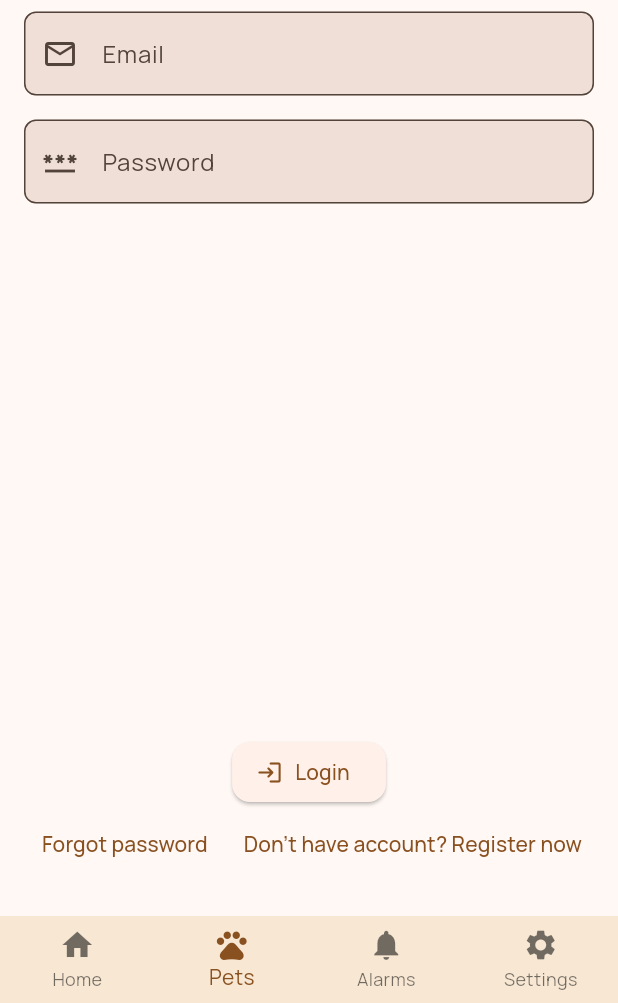
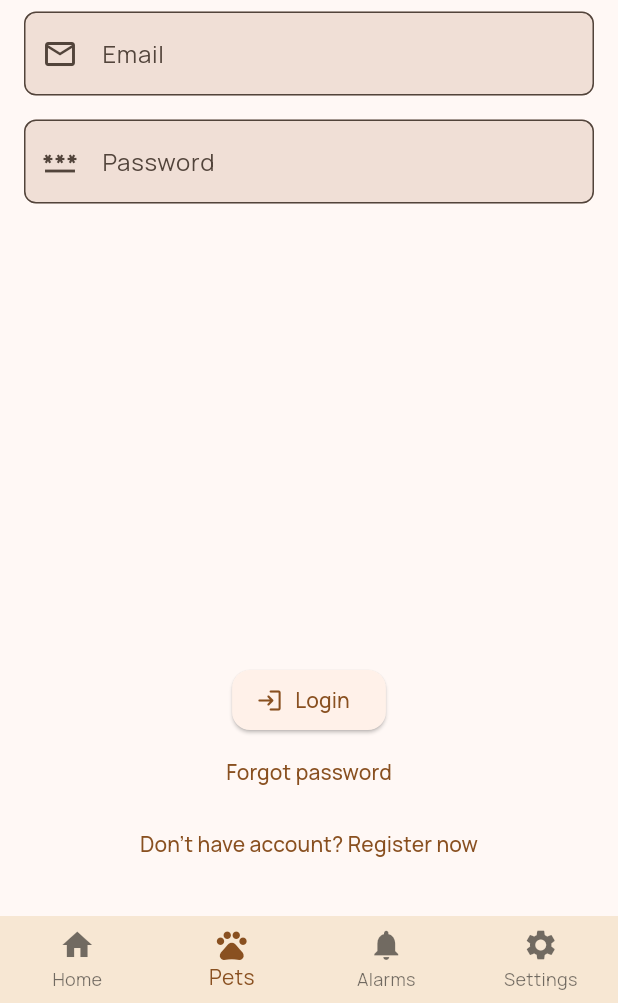
Before and after one commit to caiofers/pet_pals, a Flutter app: the screen it shows after launch, item 2 of the bottom bar chosen, on a phone screen of 412 x 824 dp, the part 233-1236 px from its top. Run offline on Flutter 3.47's test engine with Material 2 defaults, Android fonts, the phone set to English and light mode, and no system bars; our stand-ins replace firebase_auth, firebase_core, firebase_database, firebase_storage, image_picker, shared_preferences; accounts and stored records are empty; generated files the repository leaves out were written again.

Commit message:
feat: change button position on login screen

```diff
--- a/lib/presentation/bloc/theme_bloc.dart
+++ b/lib/presentation/bloc/theme_bloc.dart
@@ -37,9 +37,11 @@ class ThemeBloc extends ChangeNotifier {
   ThemeData get currentDarkTheme {
     switch (_currentTheme) {
       case ThemeOptions.defaultTheme:
-        return _getDefaultDarkTheme();
+        return _getDefaultTheme();
+      //TODO return _getDefaultDarkTheme();
       case ThemeOptions.greenTheme:
-        return _getGreenDarkTheme();
+        return _getGreenTheme();
+      //TODO return _getGreenDarkTheme();
     }
   }
 
@@ -54,9 +56,9 @@ class ThemeBloc extends ChangeNotifier {
       ),
       colorScheme: ColorScheme.fromSeed(
         seedColor: const Color.fromRGBO(180, 95, 6, 1),
-        background: Color.fromRGBO(243, 235, 226, 1),
+        background: const Color.fromRGBO(243, 235, 226, 1),
       ),
-      inputDecorationTheme: InputDecorationTheme(
+      inputDecorationTheme: const InputDecorationTheme(
         filled: true,
         border: OutlineInputBorder(
           borderRadius: BorderRadius.all(
@@ -90,8 +92,8 @@ class ThemeBloc extends ChangeNotifier {
     return ThemeData(
       fontFamily: "Manrope",
       colorScheme: ColorScheme.fromSeed(
-        seedColor: Color.fromARGB(255, 68, 36, 2),
-        background: Color.fromARGB(255, 61, 35, 4),
+        seedColor: const Color.fromARGB(255, 68, 36, 2),
+        background: const Color.fromARGB(255, 61, 35, 4),
       ),
       useMaterial3: true,
     );
@@ -102,7 +104,7 @@ class ThemeBloc extends ChangeNotifier {
       fontFamily: "Manrope",
       colorScheme: ColorScheme.fromSeed(
         seedColor: const Color.fromARGB(255, 44, 103, 46),
-        background: Color.fromARGB(255, 227, 250, 228),
+        background: const Color.fromARGB(255, 227, 250, 228),
       ),
       useMaterial3: true,
     );
@@ -112,8 +114,8 @@ class ThemeBloc extends ChangeNotifier {
     return ThemeData(
       fontFamily: "Manrope",
       colorScheme: ColorScheme.fromSeed(
-        seedColor: Color.fromARGB(255, 4, 52, 5),
-        background: Color.fromARGB(255, 3, 35, 4),
+        seedColor: const Color.fromARGB(255, 4, 52, 5),
+        background: const Color.fromARGB(255, 3, 35, 4),
       ),
       useMaterial3: true,
     );
--- a/lib/presentation/widgets/screens/login/signin_screen.dart
+++ b/lib/presentation/widgets/screens/login/signin_screen.dart
@@ -140,13 +140,10 @@ class _SignInScreenState extends State<SignInScreen> {
                       : AppLocalizationsBloc.appLocalizations.createAccountText,
                 ),
               ),
-              Row(
-                children: [
               TextButton(
                 onPressed: () {},
                 child: Text(AppLocalizationsBloc.appLocalizations.forgotPasswordButtonText),
               ),
-                  const Spacer(),
               TextButton(
                 onPressed: () {
                   setState(() {
@@ -159,8 +156,6 @@ class _SignInScreenState extends State<SignInScreen> {
                       : AppLocalizationsBloc.appLocalizations.changeToLoginButtonText,
                 ),
               ),
-                ],
-              )
             ],
           ),
         ),
```
Lines whose indentation alone changed are shown as unchanged.
